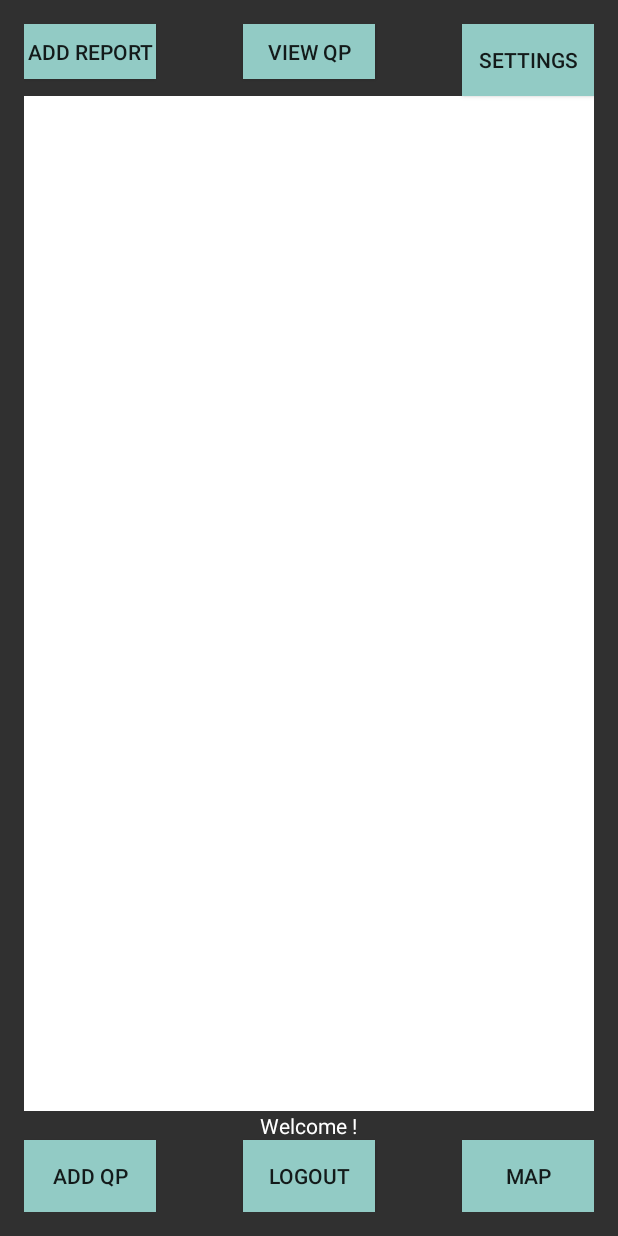
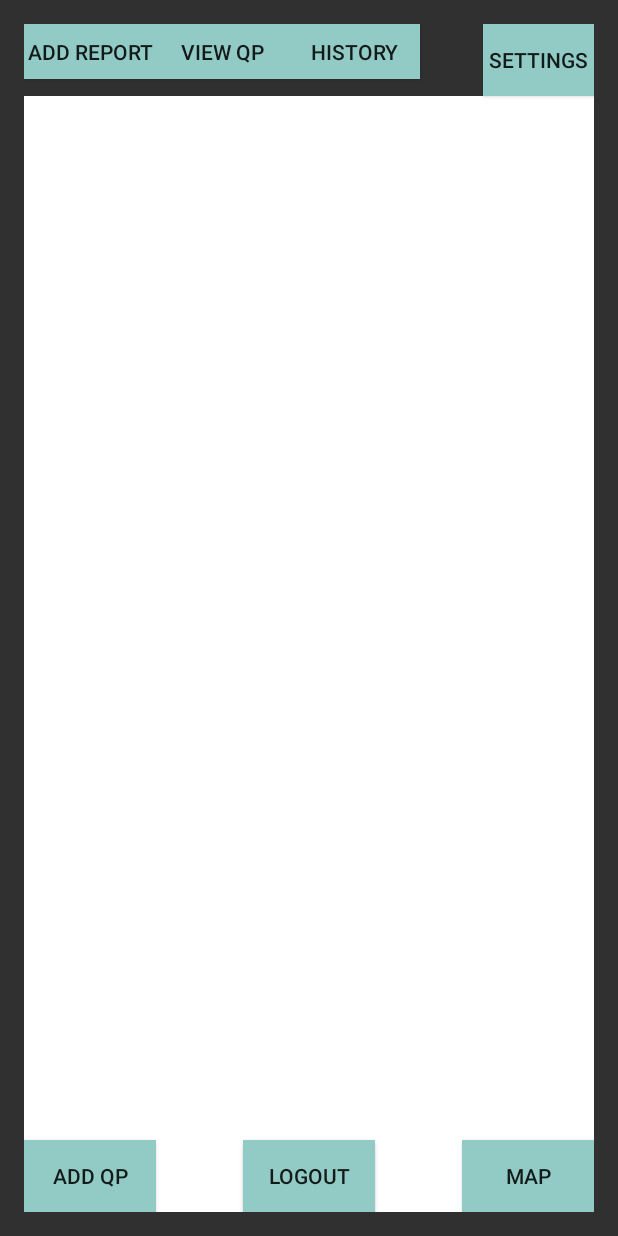
Before and after one commit to zcheshire/cs2340, an Android app: the HomeActivity screen opened directly, with no data from a screen before it, on a phone screen of 412 x 824 dp. Run offline under Robolectric (Android 15) with nearby library versions, the phone set to English and light mode, and no system bars; our stand-ins replace Firebase (no records; nobody signed in at launch, a user with empty details on screens opened directly).

Commit message:
fixing main buttons

```diff
--- a/Water/app/src/main/res/layout/activity_home.xml
+++ b/Water/app/src/main/res/layout/activity_home.xml
@@ -10,17 +10,6 @@
     android:paddingTop="@dimen/activity_vertical_margin"
     android:background="@color/gray"
     tools:context="com.gitrekt.water.controller.HomeActivity">
-
-    <Button
-        android:text="@string/settings"
-        android:layout_width="wrap_content"
-        android:layout_height="wrap_content"
-        android:layout_alignParentTop="true"
-        android:layout_alignParentRight="true"
-        android:layout_alignParentEnd="true"
-        android:id="@+id/settingsButton"
-        android:onClick="settings"
-        android:background="@color/teal"/>
 
     <Button
         android:text="@string/logout"
@@ -40,19 +29,6 @@
         android:layout_above="@+id/logoutButton"
         android:layout_centerHorizontal="true"
         android:textColor="@color/white" />
-
-    <ListView
-        android:layout_width="match_parent"
-        android:layout_height="match_parent"
-        android:layout_above="@+id/loginMessage"
-        android:layout_below="@+id/settingsButton"
-        android:id="@+id/reportListView"
-        android:background="@color/white"
-        android:backgroundTint="@color/white"
-        android:paddingTop="5dp"
-        android:divider="@color/cast_expanded_controller_ad_label_background_color"
-        android:layout_alignParentLeft="true"
-        android:layout_alignParentStart="true" />
 
     <Button
         android:text="@string/map"
@@ -90,14 +66,51 @@
         android:layout_marginBottom="11dp" />
 
     <Button
+        android:text="@string/settings"
+        android:layout_width="wrap_content"
+        android:layout_height="wrap_content"
+        android:id="@+id/settingsButton"
+        android:onClick="settings"
+        android:background="@color/teal"
+        android:layout_alignParentTop="true"
+        android:layout_alignLeft="@+id/mapButton"
+        android:layout_alignStart="@+id/mapButton"
+        android:layout_marginLeft="14dp"
+        android:layout_marginStart="14dp" />
+
+    <ListView
+        android:layout_width="match_parent"
+        android:layout_height="match_parent"
+        android:id="@+id/reportListView"
+        android:background="@color/white"
+        android:backgroundTint="@color/white"
+        android:paddingTop="5dp"
+        android:divider="@color/cast_expanded_controller_ad_label_background_color"
+        android:layout_below="@+id/settingsButton"
+        android:layout_alignParentLeft="true"
+        android:layout_alignParentStart="true" />
+
+    <Button
         android:text="@string/view_qp"
         android:layout_width="wrap_content"
         android:layout_height="wrap_content"
         android:id="@+id/viewQualityReport"
         android:onClick="viewQualityReports"
         android:background="@color/teal"
-        android:layout_alignBottom="@+id/reportButton"
-        android:layout_alignLeft="@+id/logoutButton"
-        android:layout_alignStart="@+id/logoutButton" />
+        android:layout_alignParentTop="true"
+        android:layout_toRightOf="@+id/reportButton"
+        android:layout_alignBottom="@+id/reportButton" />
+
+    <Button
+        android:text="History"
+        android:layout_width="wrap_content"
+        android:layout_height="wrap_content"
+        android:id="@+id/history"
+        android:background="@color/teal"
+        android:layout_alignParentTop="true"
+        android:layout_toRightOf="@+id/viewQualityReport"
+        android:layout_toEndOf="@+id/viewQualityReport"
+        android:layout_alignBottom="@+id/viewQualityReport"
+        android:onClick="history" />
 
 </RelativeLayout>
```
